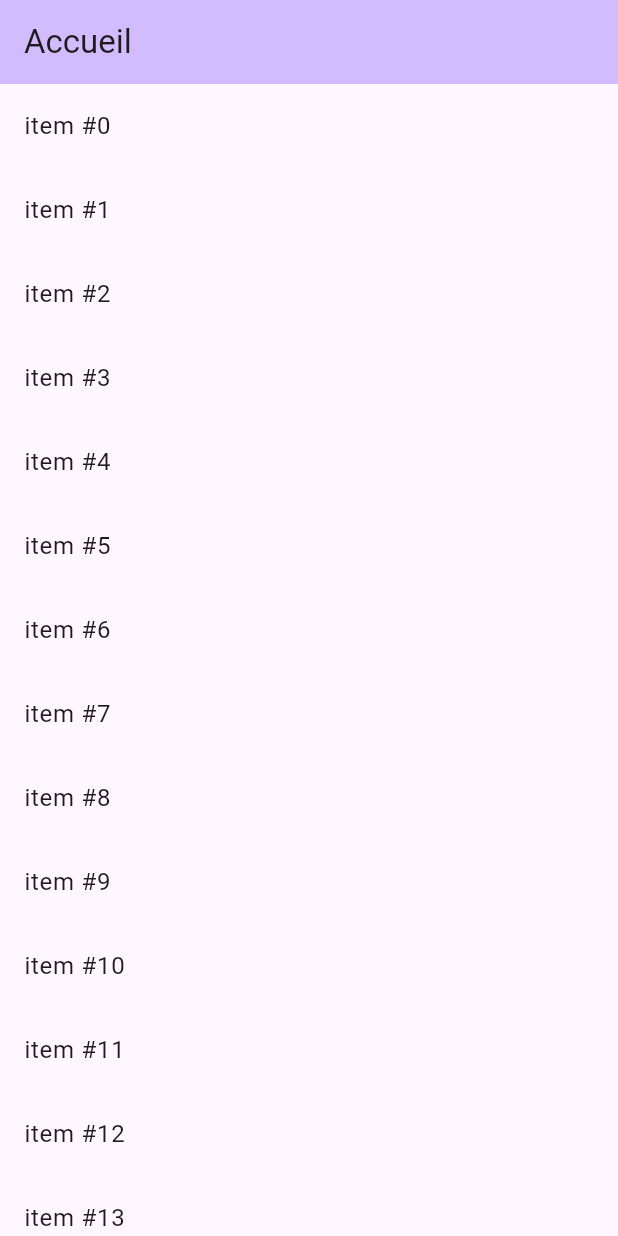
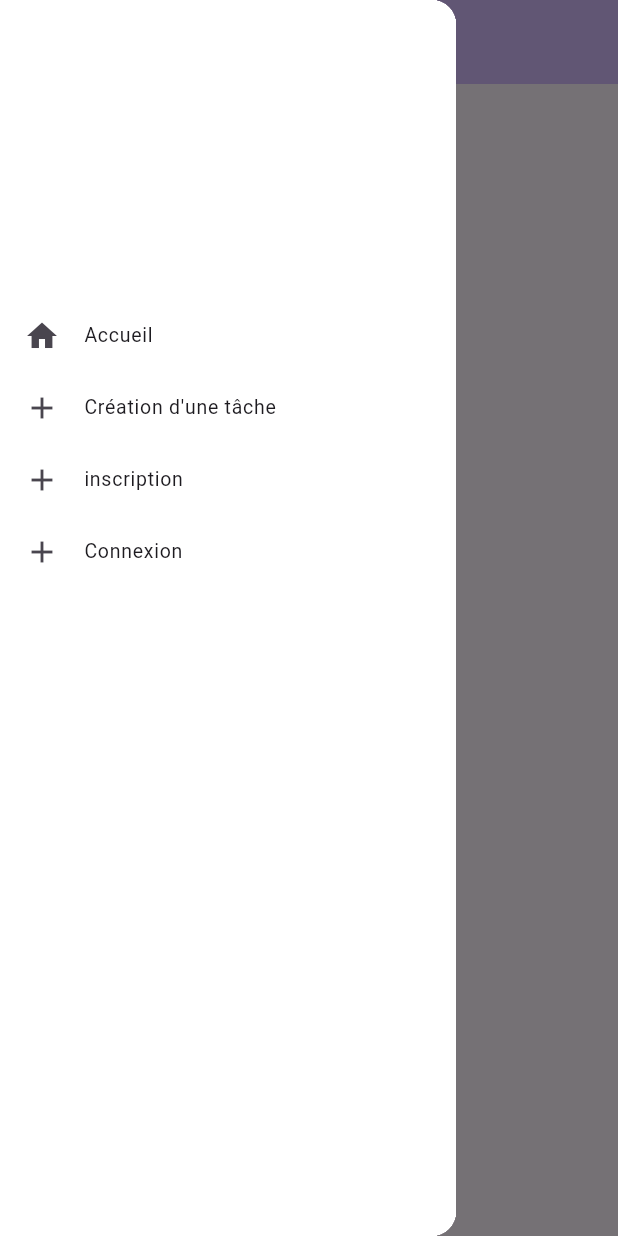
Before and after one commit to AntoineBricault/Tp_AntoineBricault_Automne2024, a Flutter app: the screen it shows after launch, with the side drawer open (before the commit the screen has no drawer), on a phone screen of 412 x 824 dp. Run offline on Flutter 3.47's test engine with Material 3 defaults, Android fonts, the phone set to English and light mode, and no system bars.

Commit message:
FCT: Tiroir de navigation
Ajout d'un tiroir de navigation qui mène à tous les écrans présentement créé

```diff
--- a/tp_automne_2024/lib/main.dart
+++ b/tp_automne_2024/lib/main.dart
@@ -1,4 +1,5 @@
 import 'package:flutter/material.dart';
+import 'package:tp_automne_2024/tiroir_nav.dart';
 
 void main() {
   runApp(const MyApp());
@@ -48,6 +49,7 @@ class _MyHomePageState extends State<MyHomePage> {
   @override
   Widget build(BuildContext context) {
     return Scaffold(
+      drawer: const TiroirNav(),
       appBar: AppBar(
         backgroundColor: Theme.of(context).colorScheme.inversePrimary,
         title: Text(widget.title),
--- /dev/null
+++ b/tp_automne_2024/lib/tiroir_nav.dart
@@ -0,0 +1,95 @@
+import 'package:flutter/material.dart';
+import 'package:tp_automne_2024/connexion.dart';
+import 'package:tp_automne_2024/creation.dart';
+import 'package:tp_automne_2024/inscription.dart';
+import 'package:tp_automne_2024/main.dart';
+
+
+class TiroirNav extends StatefulWidget {
+  const TiroirNav({super.key});
+
+  @override
+  State<TiroirNav> createState() => TiroirNavState();
+}
+
+class TiroirNavState extends State<TiroirNav> {
+  @override
+  Widget build(BuildContext context) {
+    var listView = ListView(
+      padding: EdgeInsets.zero,
+      children: <Widget>[
+        Container(
+          height: 200,
+        ),
+        ListTile(
+          dense: true,
+          leading: const Icon(Icons.home),
+          title: const Text("Accueil"),
+          onTap: () {
+            Navigator.of(context).pop();
+            Navigator.push(
+              context,
+              MaterialPageRoute(
+                builder: (context) => const MyHomePage(title: 'Accueil',),
+              ),
+            );
+          },
+        ),
+
+        ListTile(
+          dense: true,
+          leading: const Icon(Icons.add),
+          title: const Text("Création d'une tâche"),
+          onTap: () {
+            Navigator.of(context).pop();
+            Navigator.push(
+              context,
+              MaterialPageRoute(
+                builder: (context) => const creation(),
+              ),
+            );
+          },
+        ),
+
+        ListTile(
+          dense: true,
+          leading: const Icon(Icons.add),
+          title: const Text("inscription"),
+          onTap: () {
+            Navigator.of(context).pop();
+            Navigator.push(
+              context,
+              MaterialPageRoute(
+                builder: (context) => const inscritpion(),
+              ),
+            );
+          },
+        ),
+
+        ListTile(
+          dense: true,
+          leading: const Icon(Icons.add),
+          title: const Text("Connexion"),
+          onTap: () {
+            Navigator.of(context).pop();
+            Navigator.push(
+              context,
+              MaterialPageRoute(
+                builder: (context) => const connexion(),
+              ),
+            );
+          },
+        ),
+
+
+      ],
+    );
+
+    return Drawer(
+      child: Container(
+        color: const Color(0xFFFFFFFF),
+        child: listView,
+      ),
+    );
+  }
+}
```
